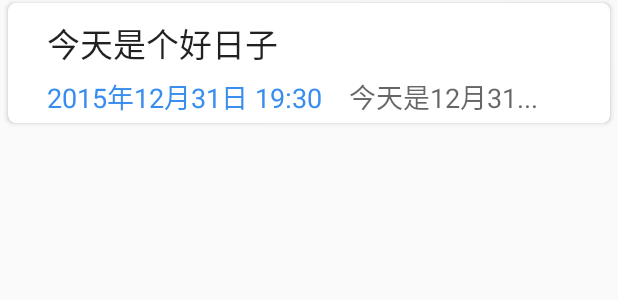
After one commit to junerver/CloudNote, an Android app: the layout item_note.xml on its own in the app's theme, with its tools: preview values and no code run, on a phone screen of 412 x 824 dp. The commit adds this screen. Shown: the top 300 px of the screen. Run offline under Robolectric (Android 15) with nearby library versions, the phone set to English and light mode, and no system bars.

Commit message:
在Fragment中接入了LRecyclerView

```diff
--- a/app/build.gradle
+++ b/app/build.gradle
@@ -45,6 +45,7 @@ dependencies {
     compile 'com.android.support:design:24.2.0'
     compile 'com.android.support:recyclerview-v7:24.2.0'
     compile 'com.android.support:cardview-v7:24.2.0'
+    compile 'com.github.jdsjlzx:LRecyclerView:1.0.9'
     compile 'com.jakewharton:butterknife:8.4.0'
     compile 'org.greenrobot:greendao:3.0.1'
     compile 'com.orhanobut:logger:1.15'
--- a/app/src/main/java/com/junerver/cloudnote/ui/activity/BaseActivity.java
+++ b/app/src/main/java/com/junerver/cloudnote/ui/activity/BaseActivity.java
@@ -29,15 +29,15 @@ public abstract class BaseActivity extends AppCompatActivity {
         } else {
             setContentView(layout);
             ButterKnife.bind(this);
+            initData();
+            initView();
+            setListeners();
             if (Build.VERSION.SDK_INT >= Build.VERSION_CODES.LOLLIPOP) {
                 mProgressDialog = new ProgressDialog(this, android.R.style.Theme_Material_Light_Dialog_Alert);
             } else {
                 mProgressDialog = new ProgressDialog(this, ProgressDialog.THEME_HOLO_LIGHT);
             }
             mProgressDialog.setMessage("请稍等...");
-            initData();
-            initView();
-            setListeners();
             //注册事件总线
 //            EventBus.getDefault().register(this);
         }
--- a/app/src/main/java/com/junerver/cloudnote/ui/activity/LoginActivity.java
+++ b/app/src/main/java/com/junerver/cloudnote/ui/activity/LoginActivity.java
@@ -84,6 +84,7 @@ public class LoginActivity extends BaseActivity{
                             if(e==null){
                                 //进入主页面
                                 startActivity(new Intent(mContext,MainActivity.class));
+                                LoginActivity.this.finish();
                             }else{
                                 showShortToast("用户名或者密码错误！！！");
                             }
--- a/app/src/main/java/com/junerver/cloudnote/ui/activity/RegisterActivity.java
+++ b/app/src/main/java/com/junerver/cloudnote/ui/activity/RegisterActivity.java
@@ -78,6 +78,7 @@ public class RegisterActivity extends BaseActivity {
                     if(e==null){
                         showShortToast("注册成功");
                         startActivity(new Intent(mContext,MainActivity.class));
+                        RegisterActivity.this.finish();
                     }else{
                         showShortToast("注册失败！换个用户名试试吧~");
                     }
--- /dev/null
+++ b/app/src/main/res/layout/item_note.xml
@@ -0,0 +1,59 @@
+<?xml version="1.0" encoding="utf-8"?>
+<android.support.v7.widget.CardView xmlns:android="http://schemas.android.com/apk/res/android"
+                                    xmlns:app="http://schemas.android.com/apk/res-auto"
+                                    xmlns:card_view="http://schemas.android.com/tools"
+                                    android:layout_width="match_parent"
+                                    android:layout_height="80dp"
+                                    android:layout_marginBottom="2dp"
+                                    android:layout_marginLeft="5dp"
+                                    android:layout_marginRight="5dp"
+                                    android:layout_marginTop="2dp"
+                                    android:foreground="?android:attr/selectableItemBackground"
+                                    card_view:cardBackgroundColor="@color/cardview_light_background"
+                                    card_view:cardCornerRadius="0dp"
+                                    card_view:cardElevation="0dp"
+                                    card_view:cardUseCompatPadding="true"
+                                    app:cardCornerRadius="5dp"
+                                    app:elevation="1dp">
+    <RelativeLayout
+        android:layout_width="match_parent"
+        android:layout_height="match_parent">
+        <TextView
+            android:id="@+id/tvTitle"
+            android:layout_width="wrap_content"
+            android:layout_height="wrap_content"
+            android:layout_alignParentLeft="true"
+            android:layout_alignParentStart="true"
+            android:layout_alignParentTop="true"
+            android:layout_marginLeft="26dp"
+            android:layout_marginStart="26dp"
+            android:layout_marginTop="10dp"
+            android:text="今天是个好日子"
+            android:textAppearance="?android:attr/textAppearanceLarge" />
+
+        <TextView
+            android:id="@+id/tvDate"
+            android:layout_width="wrap_content"
+            android:layout_height="wrap_content"
+            android:layout_alignLeft="@+id/tvTitle"
+            android:layout_alignStart="@+id/tvTitle"
+            android:layout_below="@+id/tvTitle"
+            android:layout_marginTop="5dp"
+            android:textColor="@color/greyblue"
+            android:text="2015年12月31日 19:30"
+            android:textAppearance="?android:attr/textAppearanceMedium" />
+
+        <TextView
+            android:layout_width="wrap_content"
+            android:layout_height="wrap_content"
+            android:textAppearance="?android:attr/textAppearanceMedium"
+            android:text="今天是12月31..."
+            android:id="@+id/tvSummary"
+            android:layout_alignTop="@+id/tvDate"
+            android:layout_toRightOf="@+id/tvDate"
+            android:layout_toEndOf="@+id/tvDate"
+            android:layout_marginLeft="18dp"
+            android:layout_marginStart="18dp"/>
+    </RelativeLayout>
+
+</android.support.v7.widget.CardView>
--- a/app/src/main/res/values/dimens.xml
+++ b/app/src/main/res/values/dimens.xml
@@ -3,4 +3,8 @@
     <dimen name="activity_horizontal_margin">16dp</dimen>
     <dimen name="activity_vertical_margin">16dp</dimen>
     <dimen name="fab_margin">16dp</dimen>
+    <dimen name="tool_bar_height">60dp</dimen>
+    <dimen name="tool_bar_item_icon_height">50dp</dimen>
+    <dimen name="tool_bar_item_icon_padding">10dp</dimen>
+    <dimen name="tool_bar_text_size">25dp</dimen>
 </resources>
--- a/build.gradle
+++ b/build.gradle
@@ -18,6 +18,7 @@ allprojects {
         jcenter()
         //Bmob的maven仓库地址--必填
         maven { url "https://raw.github.com/bmob/bmob-android-sdk/master" }
+        maven { url "https://jitpack.io" }
     }
 }
 
```
Also changed, not shown: app/src/main/java/com/junerver/cloudnote/adapter/ListBaseAdapter.java (added, +61 -0 lines), app/src/main/java/com/junerver/cloudnote/adapter/NoteRecyclerAdapter.java (added, +52 -0 lines), app/src/main/java/com/junerver/cloudnote/ui/fragment/BaseFragment.java (added, +46 -0 lines), app/src/main/java/com/junerver/cloudnote/ui/fragment/ConfigFragment.java (+8 -9 lines), app/src/main/java/com/junerver/cloudnote/ui/fragment/NoteFragment.java (+68 -8 lines), app/src/main/res/layout/fragment_config.xml (+7 -7 lines), app/src/main/res/layout/fragment_note.xml (+19 -15 lines).
